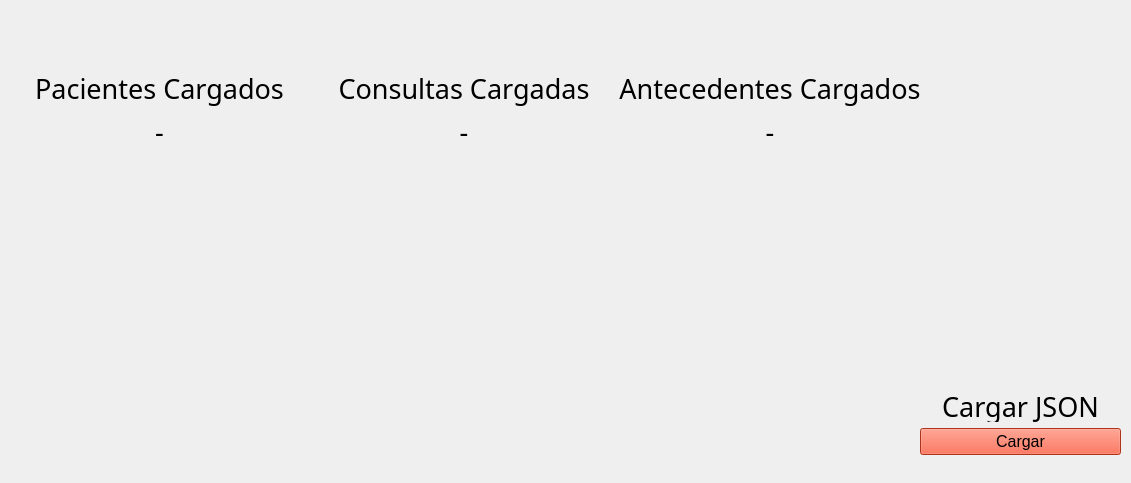
The window that UI/Json.ui (KillahBlitz/extractor-app) describes before a commit, drawn with Qt 5.
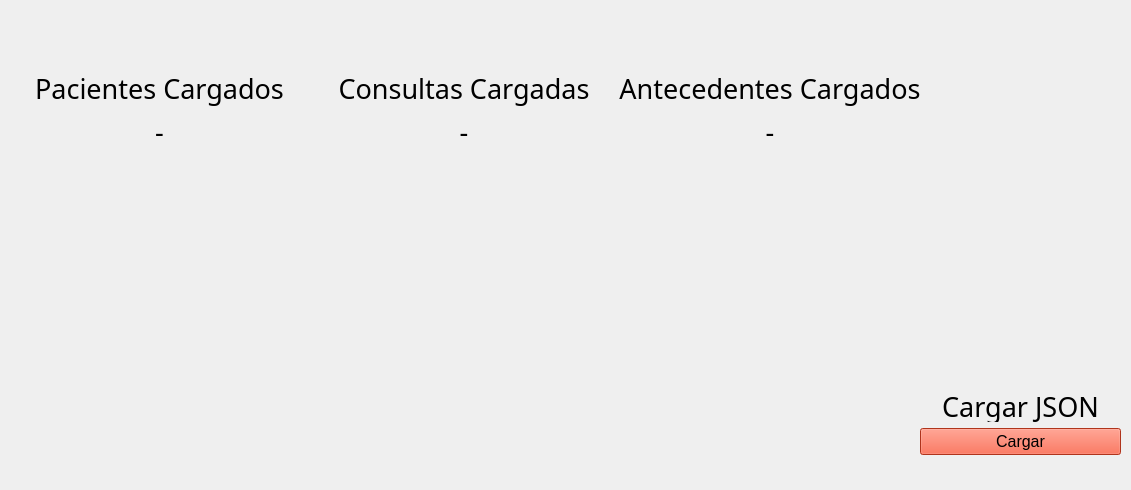
The same window after the commit.

Diff of the .ui file:
```diff
--- a/UI/Json.ui
+++ b/UI/Json.ui
@@ -7,7 +7,7 @@
     <x>0</x>
     <y>0</y>
     <width>1131</width>
-    <height>483</height>
+    <height>490</height>
    </rect>
   </property>
   <property name="windowTitle">
```
Left out of the diff: 4 changed lines with no effect on the pictures.
